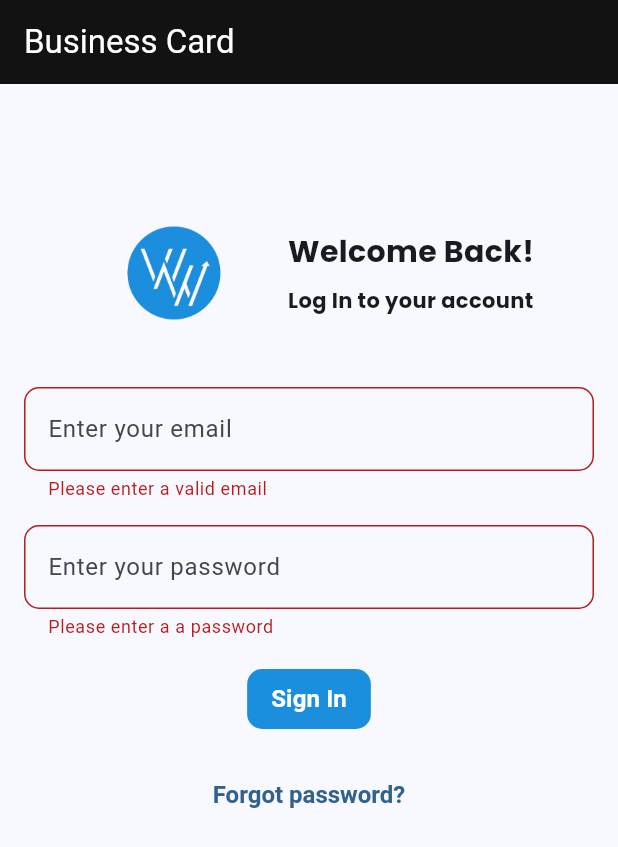
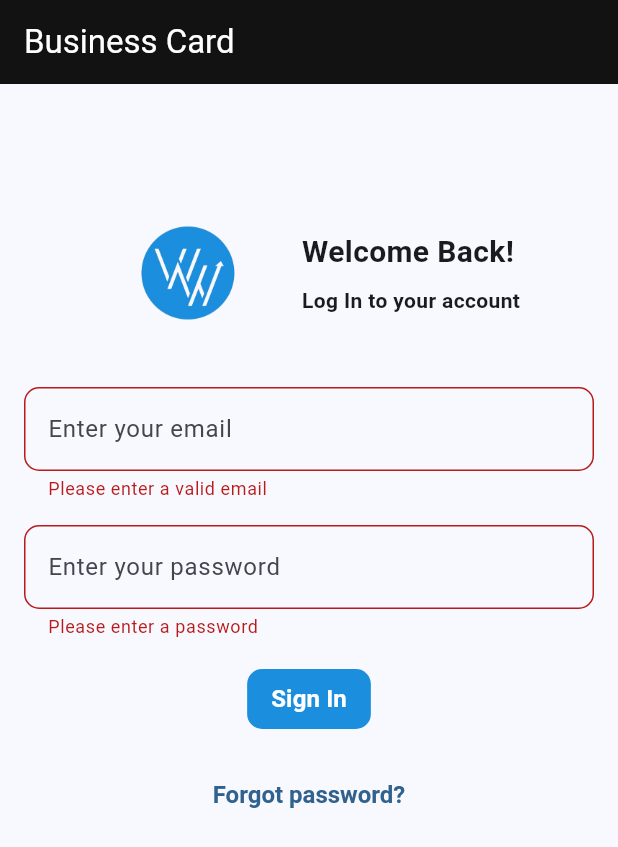
Before and after one commit to Najmuddin78/card, a Flutter app: the screen it shows after launch, after a tap on "Sign In", on a phone screen of 412 x 824 dp. Shown: the top 847 px of the screen. Run offline on Flutter 3.47's test engine with Material 3 defaults, Android fonts, the phone set to English and light mode, and no system bars; our stand-ins replace flutter_colorpicker, flutter_riverpod, image_picker, shared_preferences.

Commit message:
login api home page button select color text

```diff
--- a/lib/login_page.dart
+++ b/lib/login_page.dart
@@ -1,8 +1,9 @@
+import 'dart:convert';
 import 'package:flutter/material.dart';
-import 'package:google_fonts/google_fonts.dart';
+import 'package:http/http.dart' as http;
+import 'package:shared_preferences/shared_preferences.dart';
 import 'package:business_card/color_palette.dart';
 import 'package:business_card/navigation_page.dart';
-import 'package:shared_preferences/shared_preferences.dart';
 import 'forgot_password_page.dart';
 
 class LoginPage extends StatefulWidget {
@@ -18,9 +19,9 @@ class _LoginPageState extends State<LoginPage> {
   String _password = '';
   bool _isLoading = false;
 
-  Future<void> _trySubmit() async {
+  void _trySubmit(BuildContext context, Function(String) showSnackBar,
+      Function() navigateToForgotPassword) async {
     final SharedPreferences prefs = await SharedPreferences.getInstance();
-   await  prefs.setBool('isLoggedIn', true);
 
     final isValid = _formKey.currentState!.validate();
     if (isValid) {
@@ -30,22 +31,46 @@ class _LoginPageState extends State<LoginPage> {
         _isLoading = true;
       });
 
-      print('Email: $_email, Password: $_password');
+      final url = Uri.parse(
+        'https://digitalbusinesscard.webwhizinfosys.com/api/company/login',
+      );
 
-      Future.delayed(
-        const Duration(seconds: 1),
-        () {
+      try {
+        final response = await http.post(
+          url,
+          body: {
+            'email': _email,
+            'password': _password,
+          },
+        );
+        print('Response status code: ${response.statusCode}');
+
+        final responseData = json.decode(response.body);
+        print('Response data: $responseData');
+
+        if ((response.statusCode == 200 || response.statusCode == 201) &&
+            responseData['status'] == 'success') {
+          await prefs.setBool('isLoggedIn', true);
           Navigator.pushReplacement(
             context,
             MaterialPageRoute(
               builder: (context) => const NavigationPage(),
             ),
           );
-        },
-      ).then((_) {
-        setState(() {
-          _isLoading = false;
-        });
+        } else {
+          final errorMessage =
+              (response.statusCode == 200 || response.statusCode == 201)
+                  ? 'Login failed. Please try again.'
+                  : responseData['message'] ??
+                      'An error occurred. Please try again later.';
+          showSnackBar(errorMessage);
+        }
+      } catch (error) {
+        showSnackBar('An error occurred. Please try again later.');
+      }
+
+      setState(() {
+        _isLoading = false;
       });
     }
   }
@@ -94,20 +119,20 @@ class _LoginPageState extends State<LoginPage> {
                             height: 120,
                           ),
                           const SizedBox(width: 16),
-                          Column(
+                          const Column(
                             crossAxisAlignment: CrossAxisAlignment.start,
                             children: [
                               Text(
                                 'Welcome Back!',
-                                style: GoogleFonts.poppins(
+                                style: TextStyle(
                                   fontSize: 20,
                                   fontWeight: FontWeight.bold,
                                 ),
                               ),
-                              const SizedBox(height: 8),
+                              SizedBox(height: 8),
                               Text(
                                 'Log In to your account',
-                                style: GoogleFonts.poppins(
+                                style: TextStyle(
                                   fontWeight: FontWeight.bold,
                                 ),
                               ),
@@ -149,7 +174,7 @@ class _LoginPageState extends State<LoginPage> {
                           if (value == null ||
                               value.isEmpty ||
                               value.trim().length < 4) {
-                            return 'Please enter a a password';
+                            return 'Please enter a password';
                           }
                           return null;
                         },
@@ -159,7 +184,10 @@ class _LoginPageState extends State<LoginPage> {
                       ),
                       const SizedBox(height: 16),
                       ElevatedButton(
-                        onPressed: _isLoading ? null : _trySubmit,
+                        onPressed: _isLoading
+                            ? null
+                            : () => _trySubmit(
+                                context, _showSnackBar, _forgotPassword),
                         style: ElevatedButton.styleFrom(
                           padding: const EdgeInsets.symmetric(
                               horizontal: 16.0, vertical: 8.0),
@@ -202,4 +230,14 @@ class _LoginPageState extends State<LoginPage> {
       ),
     );
   }
+
+  void _showSnackBar(String message) {
+    ScaffoldMessenger.of(context).showSnackBar(
+      SnackBar(
+        content: Text(message),
+        backgroundColor: Colors.red,
+        duration: const Duration(seconds: 3),
+      ),
+    );
+  }
 }
```
Also changed, not shown: lib/home_page.dart (+11 -17 lines).
